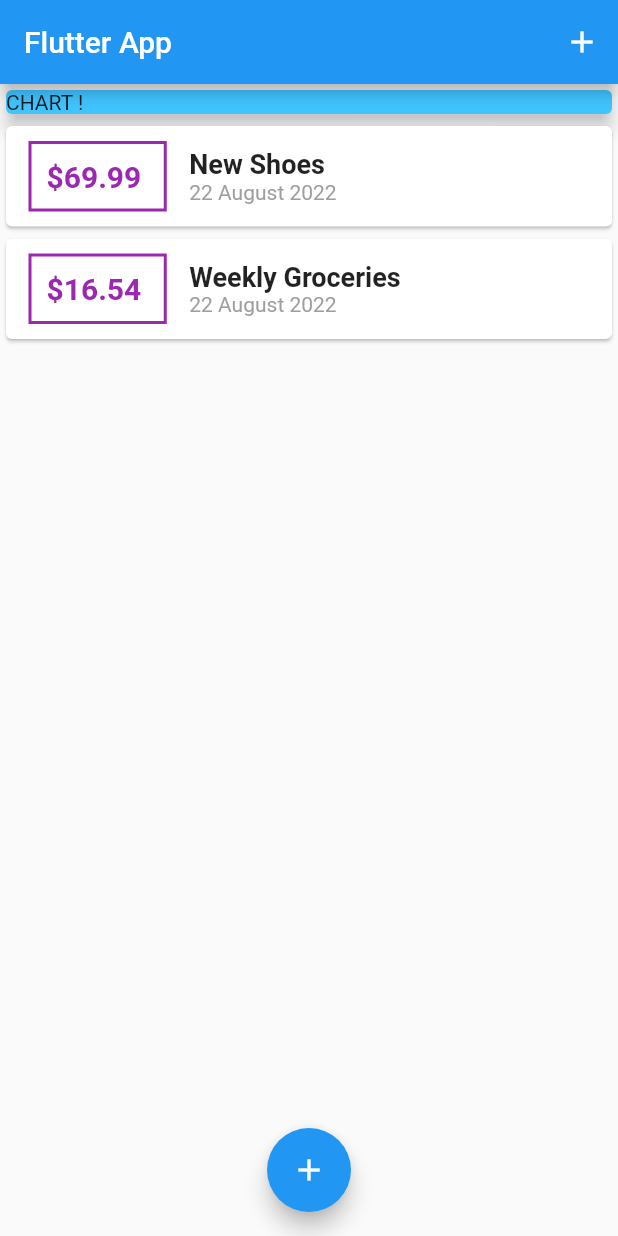
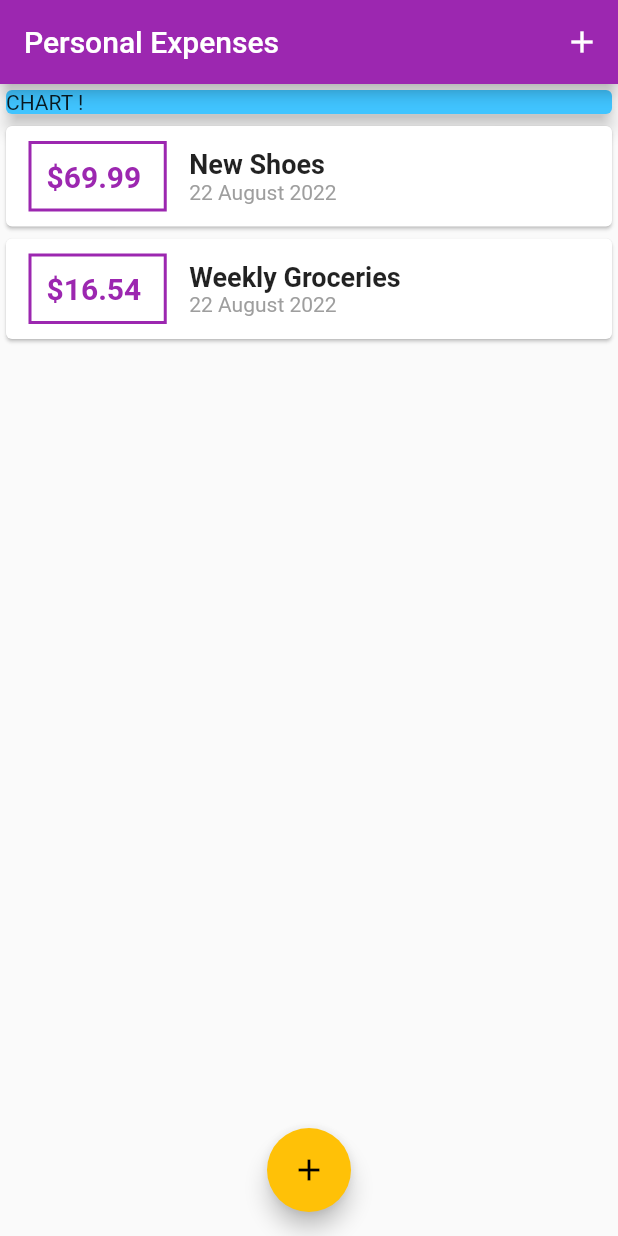
Before and after one commit to jesus-son-coder/flutter-udemy-en-majorian, a Flutter app: the screen it shows after launch, on a phone screen of 412 x 824 dp. Run offline on Flutter 3.47's test engine with Material 2 defaults, Android fonts, the phone set to English and light mode, and no system bars.

Commit message:
Section 4 - 96: Configuring and Using Themes

```diff
--- a/flutter_complete_guide/lib/main.dart
+++ b/flutter_complete_guide/lib/main.dart
@@ -10,7 +10,11 @@ class MyApp extends StatelessWidget {
   @override
   Widget build(BuildContext context) {
     return MaterialApp(
-      title: 'Flutter App',
+      title: 'Personal Expenses',
+      theme: ThemeData(
+        primarySwatch: Colors.purple,
+        accentColor: Colors.amber,
+      ),
       home: MyHomePage(),
     );
   }
@@ -57,7 +61,7 @@ class _MyHomePageState extends State<MyHomePage> {
   Widget build(BuildContext context) {
     return Scaffold(
       appBar: AppBar(
-        title: Text('Flutter App'),
+        title: Text('Personal Expenses'),
         actions: <Widget>[
           IconButton(icon: Icon(Icons.add), onPressed: () => _startAddNewTransaction(context),)
         ],
--- a/flutter_complete_guide/lib/widgets/transaction_list.dart
+++ b/flutter_complete_guide/lib/widgets/transaction_list.dart
@@ -18,7 +18,7 @@ class TransactionList extends StatelessWidget {
               Container(
                   margin: EdgeInsets.symmetric(vertical: 10, horizontal: 15),
                   decoration: BoxDecoration(
-                      border: Border.all(color: Colors.purple, width: 2)
+                      border: Border.all(color: Theme.of(context).primaryColor, width: 2)
                   ),
                   padding: EdgeInsets.all(10),
                   child: Text(
@@ -26,7 +26,7 @@ class TransactionList extends StatelessWidget {
                       style: TextStyle(
                           fontWeight: FontWeight.bold,
                           fontSize: 20,
-                          color: Colors.purple
+                          color: Theme.of(context).primaryColor
                       )
                   )
               ),
```
